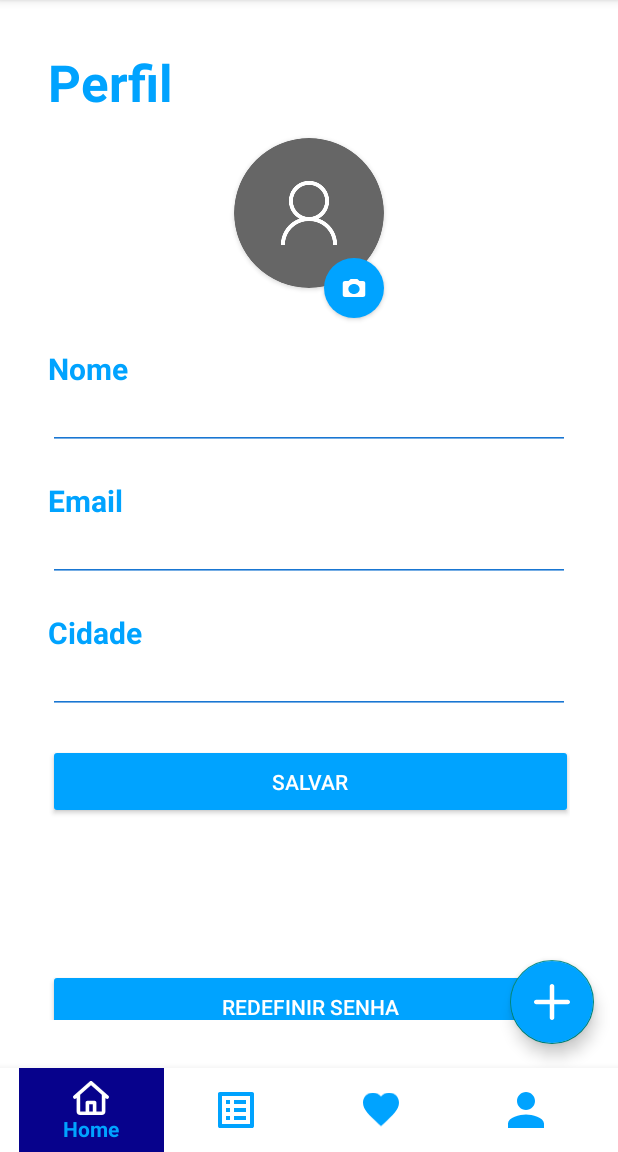
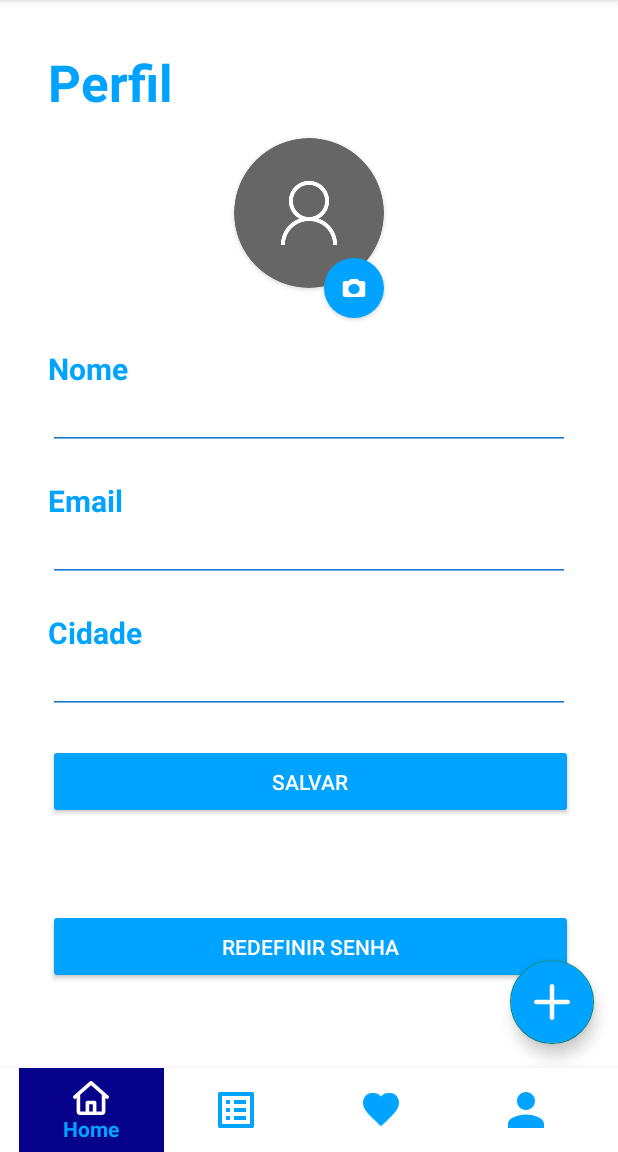
Before and after one commit to fcmaya/Android-Avanade-FIAP, an Android app: the fragment ProfileFragment placed in its activity, on a phone screen of 412 x 824 dp, the part 84-1236 px from its top. Run offline under Robolectric (Android 15) with nearby library versions, the phone set to English and light mode, and no system bars; our stand-ins replace Firebase (no records; nobody signed in at launch, a user with empty details on screens opened directly).

Commit message:
Tela profile - designer ok

```diff
--- a/app/src/main/res/layout/fragment_profile.xml
+++ b/app/src/main/res/layout/fragment_profile.xml
@@ -7,6 +7,16 @@
     android:layout_height="match_parent"
     android:padding="32dp"
     tools:context=".ProfileFragment">
+
+    <ScrollView
+        android:layout_width="match_parent"
+        android:layout_height="match_parent"
+        tools:layout_editor_absoluteX="36dp"
+        tools:layout_editor_absoluteY="-80dp">
+
+        <androidx.constraintlayout.widget.ConstraintLayout
+            android:layout_width="match_parent"
+            android:layout_height="wrap_content">
 
     <TextView
         android:id="@+id/tv_editar_perfil"
@@ -135,7 +145,7 @@
         android:id="@+id/btn_editar_delete"
         android:layout_width="350dp"
         android:layout_height="50dp"
-        android:layout_marginTop="100dp"
+        android:layout_marginTop="60dp"
         android:backgroundTint="@color/purple_700"
         android:text="Redefinir Senha"
         android:textColor="@color/white"
@@ -143,4 +153,7 @@
         app:layout_constraintStart_toStartOf="@+id/btn_editar_atualizar"
         app:layout_constraintTop_toBottomOf="@+id/btn_editar_atualizar" />
 
+        </androidx.constraintlayout.widget.ConstraintLayout>
+
+    </ScrollView>
 </androidx.constraintlayout.widget.ConstraintLayout>
```
